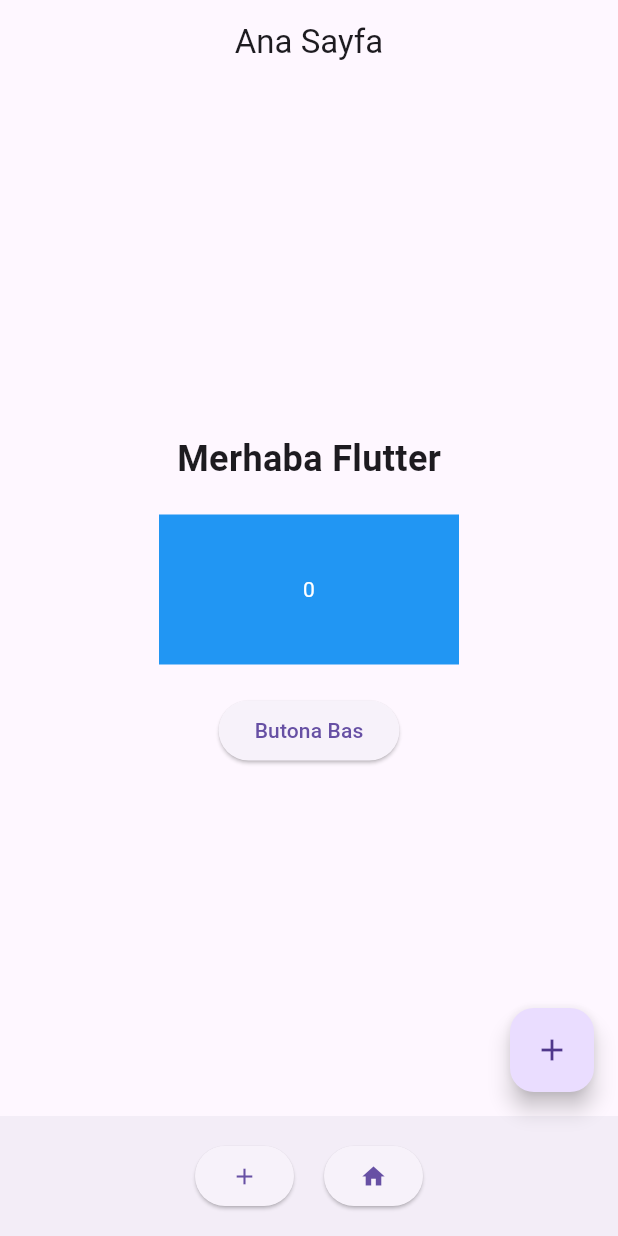
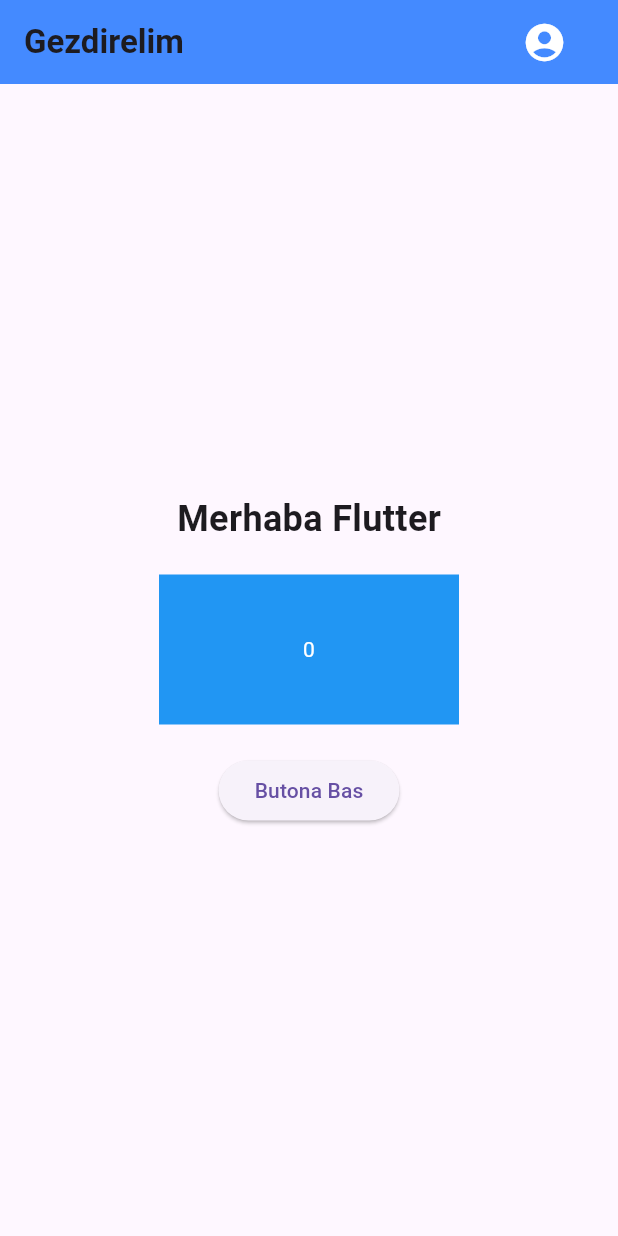
Before and after one commit to efecnbyrak/FlutterProjects, a Flutter app: the screen it shows after launch, on a phone screen of 412 x 824 dp. Run offline on Flutter 3.47's test engine with Material 3 defaults, Android fonts, the phone set to English and light mode, and no system bars; Roboto replaces fonts that are missing (Mont).

Commit message:
değiştirildi

```diff
--- a/lib/main.dart
+++ b/lib/main.dart
@@ -13,7 +13,7 @@ class MyApp extends StatelessWidget {
   Widget build(BuildContext context) {
     return MaterialApp( // MaterialApp uygulamanın temel yapısıdır
       debugShowCheckedModeBanner: false, // Sağ üstte çıkan DEBUG yazısını kaldırır
-      title: "Flutter Öğreniyorum", // Uygulama başlığı
+      title: "Gezdirelim", // Uygulama başlığı
       home: const HomePage(), // Uygulama açıldığında gösterilecek sayfa
     );
   }
@@ -26,11 +26,33 @@ class HomePage extends StatelessWidget {
   const HomePage({super.key});
   @override
   Widget build(BuildContext context) {
-    return Scaffold( // Scaffold sayfanın ana iskeletidir
-      appBar: AppBar( // Üstteki bar
-        title: const Text("Ana Sayfa"), // AppBar başlığı
-        centerTitle: true,
-        automaticallyImplyLeading: false, // Başlığı ortalar
+    return Scaffold(
+      appBar: AppBar(
+        backgroundColor: Colors.blueAccent,
+      automaticallyImplyLeading: false,
+      title: Text(
+        "Gezdirelim",
+        style: TextStyle(
+          fontWeight: FontWeight.bold,
+          fontFamily: "Mont"
+          ),
+        ),
+      actions: [
+        IconButton(
+          onPressed: (){
+            Navigator.push(
+              context,
+              MaterialPageRoute(
+                builder: (context) => ProfilePage())
+              );
+            },
+            icon: Icon(Icons.account_circle_rounded,
+            size: 30,
+            color: Colors.white,
+            ),
+          ),
+        SizedBox(width: 25),
+        ],
       ),
       body: Center( // İçeriği ekranın ortasına yerleştirir
         child: Column( // Column widgetları dikey olarak sıralar
@@ -57,6 +79,18 @@ class HomePage extends StatelessWidget {
                 ),
               ),
             ),
+
+            /* BUTTONLAR
+
+            OutlinedButton(onPressed: (){}, child: Text("data")),
+            IconButton(onPressed: (){}, icon: Icon(Icons.home)),
+            TextButton(onPressed: (){}, child: Text("data")),
+            FloatingActionButton(onPressed: (){}),
+            FilledButton(onPressed: (){}, child: Text("efe")),
+            RawMaterialButton( onPressed: () {} , child: Text("data")),
+
+            */
+
             SizedBox(height: 20),
             ElevatedButton( // Tıklanabilir buton
               onPressed: () { // Butona basıldığında çalışacak kod
@@ -66,46 +100,12 @@ class HomePage extends StatelessWidget {
                     builder: (context) => MyWidget()
                   )
                 );
-                MyWidget();
                 print("Açıldı.");
               },
               child: Text("Butona Bas"), // Buton üzerinde yazan yazı
             ),
           ],
         ),
-      ),
-      bottomNavigationBar: BottomAppBar(
-        child: Center(
-          child: Row(
-            mainAxisAlignment: MainAxisAlignment.center,
-            children: [
-              ElevatedButton(
-                onPressed: () {
-
-                },
-                child: Icon(Icons.add)
-              ),
-              SizedBox(width: 20),
-              ElevatedButton(
-                onPressed: () {
-                  Navigator.push(
-                    context,
-                    MaterialPageRoute(
-                      builder: (context)  => ProfilePage()
-                      )
-                    );
-                  //ProfilePage();
-                },
-                child: Icon(Icons.home))
-            ],
-          ),
-        ),
-      ),
-      floatingActionButton: FloatingActionButton( // Sağ alttaki yuvarlak buton
-        onPressed: () {
-          print("FAB tıklandı");
-        },
-        child: Icon(Icons.add), // Buton içindeki ikon
       ),
     );
   }
@@ -188,3 +188,24 @@ class _MyWidgetState extends State<MyWidget> {
     );
   }
 }
+
+class BottomBar extends StatelessWidget {
+  const BottomBar({super.key});
+
+  @override
+  Widget build(BuildContext context) {
+    return Scaffold(
+
+      bottomNavigationBar: Row(
+        mainAxisAlignment: MainAxisAlignment.center,
+        children: [
+            IconButton(
+              onPressed: (){
+
+              },
+              icon: Icon(Icons.home))
+        ],
+      ),
+    );
+  }
+}
```
Also changed, not shown: lib/profiles/profile.dart (+18 -2 lines), pubspec.yaml (+9 -5 lines), assets/fonts/Montserrat-Bold.ttf (added), assets/fonts/Montserrat-Regular.ttf (added), assets/fonts/Montserrat-SemiBold.ttf (added).
